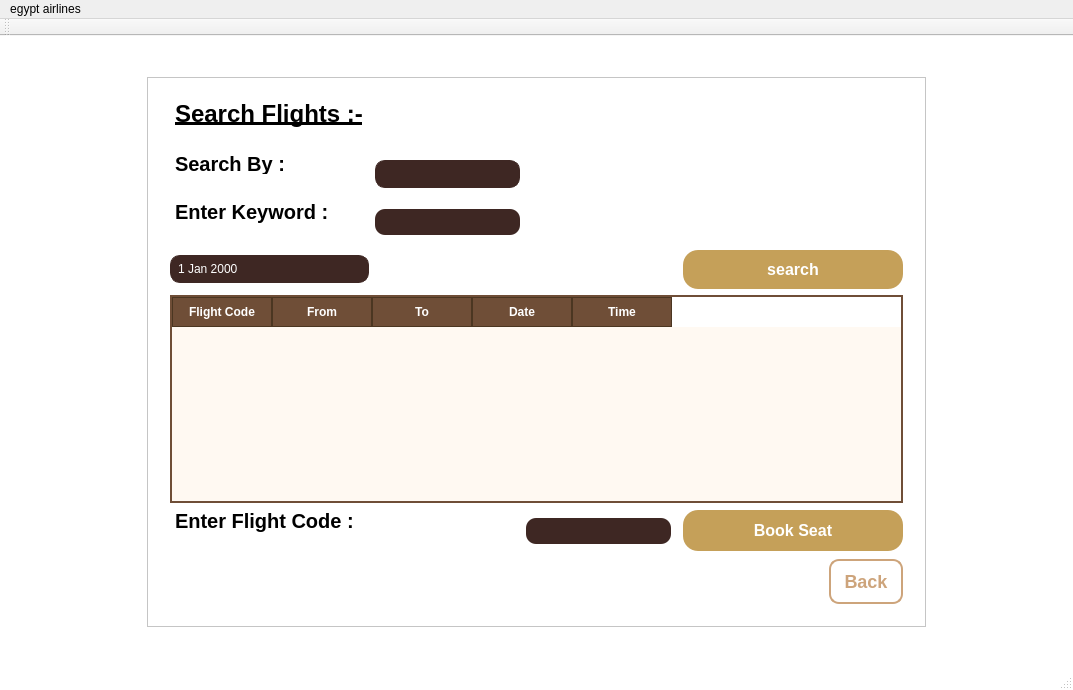
The window that s_p_project/s_p_project.ui (mohamedalaaabdalaah-lgtm/s_p_project) describes before a commit, drawn with Qt 5.
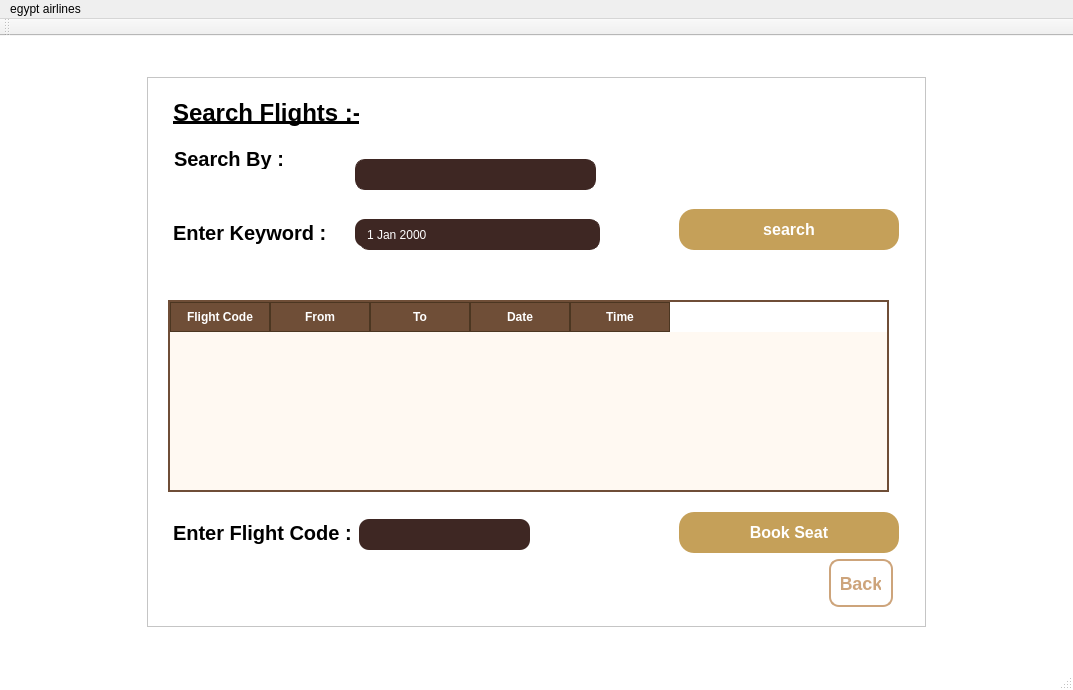
The same window after the commit. The open tabs and pages were chosen to show the change. Icons and pictures are not drawn.

```diff
--- a/s_p_project/s_p_project.ui
+++ b/s_p_project/s_p_project.ui
@@ -1399,9 +1399,15 @@
           </widget>
          </widget>
          <widget class="QWidget" name="flight_search_page">
-          <layout class="QGridLayout" name="gridLayout_9">
-           <item row="1" column="0">
             <widget class="QLabel" name="lbl_flight_search">
+           <property name="geometry">
+            <rect>
+             <x>9</x>
+             <y>9</y>
+             <width>191</width>
+             <height>50</height>
+            </rect>
+           </property>
              <property name="maximumSize">
               <size>
                <width>200</width>
@@ -1412,9 +1418,15 @@
               <string>&lt;html&gt;&lt;head/&gt;&lt;body&gt;&lt;p&gt;&lt;span style=&quot; font-size:18pt; font-weight:700; text-decoration: underline;&quot;&gt;Search Flights :-&lt;/span&gt;&lt;/p&gt;&lt;/body&gt;&lt;/html&gt;</string>
              </property>
             </widget>
-           </item>
-           <item row="4" column="4">
             <widget class="QPushButton" name="btn_search_flight_2">
+           <property name="geometry">
+            <rect>
+             <x>520</x>
+             <y>120</y>
+             <width>220</width>
+             <height>41</height>
+            </rect>
+           </property>
              <property name="sizePolicy">
               <sizepolicy hsizetype="Fixed" vsizetype="Fixed">
                <horstretch>0</horstretch>
@@ -1443,9 +1455,15 @@
               <bool>false</bool>
              </property>
             </widget>
-           </item>
-           <item row="2" column="1">
             <widget class="QComboBox" name="cmb_search_key">
+           <property name="geometry">
+            <rect>
+             <x>196</x>
+             <y>70</y>
+             <width>241</width>
+             <height>31</height>
+            </rect>
+           </property>
              <property name="styleSheet">
               <string notr="true">QComboBox {
     background-color: #3e2723;
@@ -1491,9 +1509,15 @@
               </property>
              </item>
             </widget>
-           </item>
-           <item row="8" column="4">
             <widget class="QPushButton" name="btn_back_search_flight">
+           <property name="geometry">
+            <rect>
+             <x>670</x>
+             <y>470</y>
+             <width>64</width>
+             <height>48</height>
+            </rect>
+           </property>
              <property name="cursor">
               <cursorShape>PointingHandCursor</cursorShape>
              </property>
@@ -1531,9 +1555,15 @@
               <string>Back</string>
              </property>
             </widget>
-           </item>
-           <item row="6" column="2">
             <widget class="QLineEdit" name="txt_enter_flight_code_2">
+           <property name="geometry">
+            <rect>
+             <x>200</x>
+             <y>430</y>
+             <width>171</width>
+             <height>31</height>
+            </rect>
+           </property>
              <property name="styleSheet">
               <string notr="true">QLineEdit {
     background-color: #3e2723; /* Dark Coffee */
@@ -1543,9 +1573,15 @@
 }</string>
              </property>
             </widget>
-           </item>
-           <item row="6" column="4">
             <widget class="QPushButton" name="btn_book_seat">
+           <property name="geometry">
+            <rect>
+             <x>520</x>
+             <y>423</y>
+             <width>220</width>
+             <height>41</height>
+            </rect>
+           </property>
              <property name="sizePolicy">
               <sizepolicy hsizetype="Fixed" vsizetype="Fixed">
                <horstretch>0</horstretch>
@@ -1574,9 +1610,15 @@
               <bool>false</bool>
              </property>
             </widget>
-           </item>
-           <item row="2" column="0">
             <widget class="QLabel" name="lbl_search_by">
+           <property name="geometry">
+            <rect>
+             <x>10</x>
+             <y>60</y>
+             <width>130</width>
+             <height>40</height>
+            </rect>
+           </property>
              <property name="maximumSize">
               <size>
                <width>130</width>
@@ -1587,9 +1629,15 @@
               <string>Search By :</string>
              </property>
             </widget>
-           </item>
-           <item row="6" column="0">
             <widget class="QLabel" name="lbl_flight_code_2">
+           <property name="geometry">
+            <rect>
+             <x>9</x>
+             <y>430</y>
+             <width>184</width>
+             <height>47</height>
+            </rect>
+           </property>
              <property name="maximumSize">
               <size>
                <width>200</width>
@@ -1600,16 +1648,28 @@
               <string>Enter Flight Code :</string>
              </property>
             </widget>
-           </item>
-           <item row="3" column="0">
             <widget class="QLabel" name="lbl_keyword">
+           <property name="geometry">
+            <rect>
+             <x>9</x>
+             <y>130</y>
+             <width>160</width>
+             <height>47</height>
+            </rect>
+           </property>
              <property name="text">
               <string>Enter Keyword :</string>
              </property>
             </widget>
-           </item>
-           <item row="5" column="0" colspan="5">
             <widget class="QTableWidget" name="table_flight_search">
+           <property name="geometry">
+            <rect>
+             <x>9</x>
+             <y>211</y>
+             <width>721</width>
+             <height>192</height>
+            </rect>
+           </property>
              <property name="styleSheet">
               <string notr="true">QTableWidget {
     background-color: #FFF9F2; /* Clotted cream / Light latte */
@@ -1679,9 +1739,15 @@
               </property>
              </column>
             </widget>
-           </item>
-           <item row="3" column="1">
             <widget class="QLineEdit" name="txt_city_search">
+           <property name="geometry">
+            <rect>
+             <x>196</x>
+             <y>130</y>
+             <width>241</width>
+             <height>28</height>
+            </rect>
+           </property>
              <property name="styleSheet">
               <string notr="true">QLineEdit {
     background-color: #3e2723; /* Dark Coffee */
@@ -1691,9 +1757,15 @@
 }</string>
              </property>
             </widget>
-           </item>
-           <item row="4" column="0">
             <widget class="QDateEdit" name="date_search">
+           <property name="geometry">
+            <rect>
+             <x>200</x>
+             <y>130</y>
+             <width>241</width>
+             <height>31</height>
+            </rect>
+           </property>
              <property name="styleSheet">
               <string notr="true">/* 1. التصميم الأساسي (النسخة الصارمة) */
 QDateEdit, QTimeEdit {
@@ -1738,8 +1810,6 @@
               </date>
              </property>
             </widget>
-           </item>
-          </layout>
          </widget>
          <widget class="QWidget" name="book_seat_page">
           <layout class="QGridLayout" name="gridLayout_14">
```
Left out of the diff: 316 changed lines with no effect on the pictures. Lines whose indentation alone changed are shown as unchanged.
